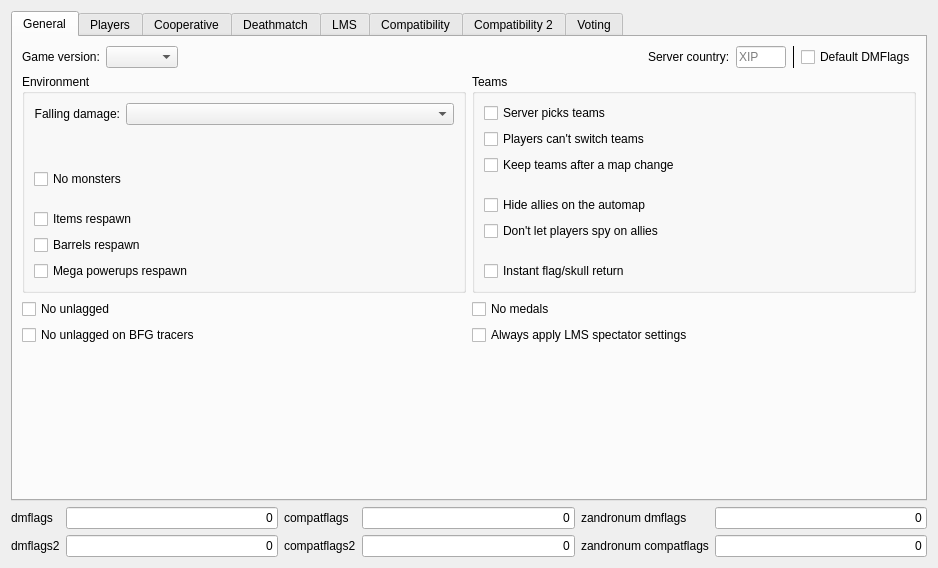
DoomseekerTeam/Doomseeker, file src/plugins/zandronum/createserverdialogpages/flagspage.ui: the form before one commit.
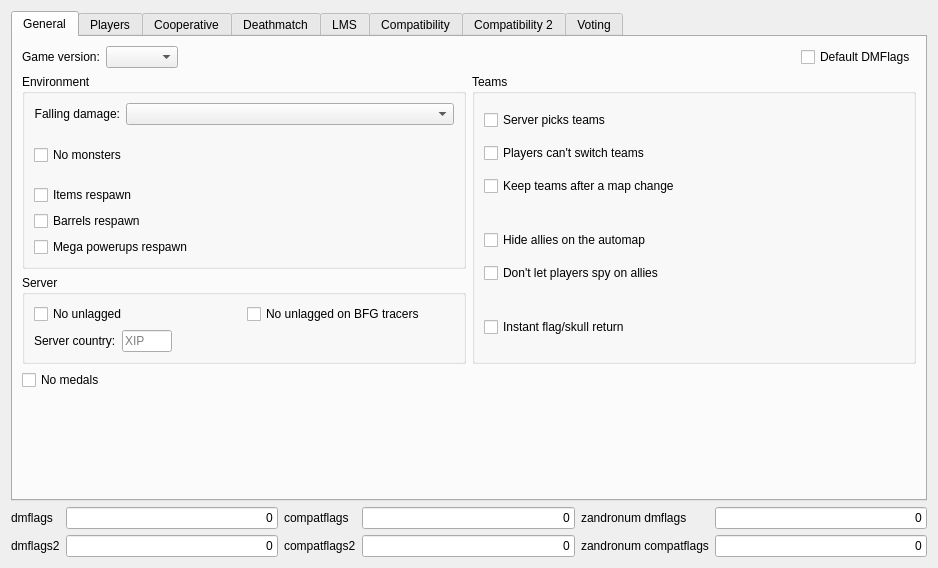
The form after the commit. Custom widgets are drawn as their Qt base class.

Commit message:
Zandronum: clean-up the layout of the Create Game box
- Move the "Always apply LMS spectator settings" to the LMS tab
- Cooperative tab: items shifted around to group boxes
- General tab: group the server options in a "Server" group box

What changed in the file:
```diff
--- a/src/plugins/zandronum/createserverdialogpages/flagspage.ui
+++ b/src/plugins/zandronum/createserverdialogpages/flagspage.ui
@@ -62,63 +62,6 @@
             </property>
            </spacer>
           </item>
-          <item>
-           <widget class="QWidget" name="serverCountryPanel" native="true">
-            <layout class="QHBoxLayout" name="horizontalLayout_9">
-             <property name="leftMargin">
-              <number>0</number>
-             </property>
-             <property name="topMargin">
-              <number>0</number>
-             </property>
-             <property name="rightMargin">
-              <number>0</number>
-             </property>
-             <property name="bottomMargin">
-              <number>0</number>
-             </property>
-             <item>
-              <widget class="QLabel" name="label_18">
-               <property name="text">
-                <string>Server country:</string>
-               </property>
-              </widget>
-             </item>
-             <item>
-              <widget class="QLineEdit" name="leServerCountry">
-               <property name="sizePolicy">
-                <sizepolicy hsizetype="Minimum" vsizetype="Fixed">
-                 <horstretch>0</horstretch>
-                 <verstretch>0</verstretch>
-                </sizepolicy>
-               </property>
-               <property name="maximumSize">
-                <size>
-                 <width>50</width>
-                 <height>16777215</height>
-                </size>
-               </property>
-               <property name="toolTip">
-                <string>&lt;html&gt;&lt;head/&gt;&lt;body&gt;&lt;p&gt;Zandronum 3.1 introduces the ability to server hosts to specify the country their server is located in via a new CVAR, &lt;span style=&quot; font-family:'monospace';&quot;&gt;sv_country&lt;/span&gt;. This was introduced to allow hosts to combat the inaccuracies of IP geolocation that launchers rely on. This value is specified to launchers via the new &lt;span style=&quot; font-family:'monospace';&quot;&gt;SQF2_COUNTRY&lt;/span&gt; field, which can have the following values: &lt;/p&gt;&lt;ul style=&quot;margin-top: 0px; margin-bottom: 0px; margin-left: 0px; margin-right: 0px; -qt-list-indent: 1;&quot;&gt;&lt;li style=&quot; margin-top:12px; margin-bottom:0px; margin-left:0px; margin-right:0px; -qt-block-indent:0; text-indent:0px;&quot;&gt;&lt;span style=&quot; font-weight:600;&quot;&gt;an ISO 3166-1 alpha-3 country code.&lt;/span&gt; Note that Zandronum doesn't validate whether the country code supplied in &lt;span style=&quot; font-family:'monospace';&quot;&gt;sv_country&lt;/span&gt; is a registered country code. If the launcher does not recognise the given code, then it should display the server's country as unknown.&lt;/li&gt;&lt;li style=&quot; margin-top:0px; margin-bottom:0px; margin-left:0px; margin-right:0px; -qt-block-indent:0; text-indent:0px;&quot;&gt;&lt;span style=&quot; font-weight:600;&quot;&gt;the value &lt;/span&gt;&lt;span style=&quot; font-family:'monospace'; font-weight:600;&quot;&gt;XIP&lt;/span&gt;, which suggests to the launcher that it should attempt IP geolocation to determine the server's country. The default value of &lt;span style=&quot; font-family:'monospace';&quot;&gt;sv_country&lt;/span&gt; will cause it to return this by default, to preserve existing behaviour and make it easier for casual hosts. If geolocation is unsupported, disabled, or fails, then the server's country should be displayed as unknown.&lt;/li&gt;&lt;li style=&quot; margin-top:0px; margin-bottom:12px; margin-left:0px; margin-right:0px; -qt-block-indent:0; text-indent:0px;&quot;&gt;&lt;span style=&quot; font-weight:600;&quot;&gt;the value &lt;/span&gt;&lt;span style=&quot; font-family:'monospace'; font-weight:600;&quot;&gt;XUN&lt;/span&gt;, in which case the launcher should display the server's country as unknown.&lt;/li&gt;&lt;/ul&gt;&lt;/body&gt;&lt;/html&gt;</string>
-               </property>
-               <property name="placeholderText">
-                <string>XIP</string>
-               </property>
-              </widget>
-             </item>
-            </layout>
-           </widget>
-          </item>
-          <item>
-           <widget class="Line" name="line">
-            <property name="frameShadow">
-             <enum>QFrame::Plain</enum>
-            </property>
-            <property name="orientation">
-             <enum>Qt::Vertical</enum>
-            </property>
-           </widget>
-          </item>
           <item>
            <widget class="QCheckBox" name="cbDefaultDmflags">
             <property name="toolTip">
@@ -140,6 +83,8 @@
        <item>
         <layout class="QHBoxLayout" name="horizontalLayout">
          <item>
+          <layout class="QVBoxLayout" name="verticalLayout_34">
+           <item>
           <widget class="QGroupBox" name="groupBox">
            <property name="title">
             <string>Environment</string>
@@ -232,6 +177,88 @@
           </widget>
          </item>
          <item>
+            <widget class="QGroupBox" name="groupBox_17">
+             <property name="title">
+              <string>Server</string>
+             </property>
+             <layout class="QVBoxLayout" name="verticalLayout_35">
+              <item>
+               <layout class="QGridLayout" name="gridLayout_7">
+                <item row="0" column="0">
+                 <widget class="QCheckBox" name="cbNoUnlagged">
+                  <property name="toolTip">
+                   <string>Don't use ping-based backwards reconciliation for player-fired hitscans and rails.</string>
+                  </property>
+                  <property name="text">
+                   <string>No unlagged</string>
+                  </property>
+                 </widget>
+                </item>
+                <item row="0" column="1">
+                 <widget class="QCheckBox" name="cbNoUnlaggedBfgTracers">
+                  <property name="toolTip">
+                   <string>&lt;html&gt;&lt;head/&gt;&lt;body&gt;&lt;p&gt;Don't use backwards reconcilation for the hitscan tracers fired from the BFG9000.&lt;/p&gt;&lt;/body&gt;&lt;/html&gt;</string>
+                  </property>
+                  <property name="text">
+                   <string>No unlagged on BFG tracers</string>
+                  </property>
+                 </widget>
+                </item>
+               </layout>
+              </item>
+              <item>
+               <widget class="QWidget" name="serverCountryPanel" native="true">
+                <layout class="QFormLayout" name="formLayout_5">
+                 <property name="leftMargin">
+                  <number>0</number>
+                 </property>
+                 <property name="topMargin">
+                  <number>0</number>
+                 </property>
+                 <property name="rightMargin">
+                  <number>0</number>
+                 </property>
+                 <property name="bottomMargin">
+                  <number>0</number>
+                 </property>
+                 <item row="0" column="0">
+                  <widget class="QLabel" name="label_18">
+                   <property name="text">
+                    <string>Server country:</string>
+                   </property>
+                  </widget>
+                 </item>
+                 <item row="0" column="1">
+                  <widget class="QLineEdit" name="leServerCountry">
+                   <property name="sizePolicy">
+                    <sizepolicy hsizetype="Minimum" vsizetype="Fixed">
+                     <horstretch>0</horstretch>
+                     <verstretch>0</verstretch>
+                    </sizepolicy>
+                   </property>
+                   <property name="maximumSize">
+                    <size>
+                     <width>50</width>
+                     <height>16777215</height>
+                    </size>
+                   </property>
+                   <property name="toolTip">
+                    <string>&lt;html&gt;&lt;head/&gt;&lt;body&gt;&lt;p&gt;Zandronum 3.1 introduces the ability to server hosts to specify the country their server is located in via a new CVAR, &lt;span style=&quot; font-family:'monospace';&quot;&gt;sv_country&lt;/span&gt;. This was introduced to allow hosts to combat the inaccuracies of IP geolocation that launchers rely on. This value is specified to launchers via the new &lt;span style=&quot; font-family:'monospace';&quot;&gt;SQF2_COUNTRY&lt;/span&gt; field, which can have the following values: &lt;/p&gt;&lt;ul style=&quot;margin-top: 0px; margin-bottom: 0px; margin-left: 0px; margin-right: 0px; -qt-list-indent: 1;&quot;&gt;&lt;li style=&quot; margin-top:12px; margin-bottom:0px; margin-left:0px; margin-right:0px; -qt-block-indent:0; text-indent:0px;&quot;&gt;&lt;span style=&quot; font-weight:600;&quot;&gt;an ISO 3166-1 alpha-3 country code.&lt;/span&gt; Note that Zandronum doesn't validate whether the country code supplied in &lt;span style=&quot; font-family:'monospace';&quot;&gt;sv_country&lt;/span&gt; is a registered country code. If the launcher does not recognise the given code, then it should display the server's country as unknown.&lt;/li&gt;&lt;li style=&quot; margin-top:0px; margin-bottom:0px; margin-left:0px; margin-right:0px; -qt-block-indent:0; text-indent:0px;&quot;&gt;&lt;span style=&quot; font-weight:600;&quot;&gt;the value &lt;/span&gt;&lt;span style=&quot; font-family:'monospace'; font-weight:600;&quot;&gt;XIP&lt;/span&gt;, which suggests to the launcher that it should attempt IP geolocation to determine the server's country. The default value of &lt;span style=&quot; font-family:'monospace';&quot;&gt;sv_country&lt;/span&gt; will cause it to return this by default, to preserve existing behaviour and make it easier for casual hosts. If geolocation is unsupported, disabled, or fails, then the server's country should be displayed as unknown.&lt;/li&gt;&lt;li style=&quot; margin-top:0px; margin-bottom:12px; margin-left:0px; margin-right:0px; -qt-block-indent:0; text-indent:0px;&quot;&gt;&lt;span style=&quot; font-weight:600;&quot;&gt;the value &lt;/span&gt;&lt;span style=&quot; font-family:'monospace'; font-weight:600;&quot;&gt;XUN&lt;/span&gt;, in which case the launcher should display the server's country as unknown.&lt;/li&gt;&lt;/ul&gt;&lt;/body&gt;&lt;/html&gt;</string>
+                   </property>
+                   <property name="placeholderText">
+                    <string>XIP</string>
+                   </property>
+                  </widget>
+                 </item>
+                </layout>
+               </widget>
+              </item>
+             </layout>
+            </widget>
+           </item>
+          </layout>
+         </item>
+         <item>
           <widget class="QGroupBox" name="groupBox_2">
            <property name="title">
             <string>Teams</string>
@@ -328,36 +355,6 @@
            </property>
           </widget>
          </item>
-         <item row="0" column="0">
-          <widget class="QCheckBox" name="cbNoUnlagged">
-           <property name="toolTip">
-            <string>Don't use ping-based backwards reconciliation for player-fired hitscans and rails.</string>
-           </property>
-           <property name="text">
-            <string>No unlagged</string>
-           </property>
-          </widget>
-         </item>
-         <item row="1" column="1">
-          <widget class="QCheckBox" name="cbAlwaysApplyLMSSpectatorSettings">
-           <property name="toolTip">
-            <string>Apply lmsspectatorsettings in all game modes.</string>
-           </property>
-           <property name="text">
-            <string>Always apply LMS spectator settings</string>
-           </property>
-          </widget>
-         </item>
-         <item row="1" column="0">
-          <widget class="QCheckBox" name="cbNoUnlaggedBfgTracers">
-           <property name="toolTip">
-            <string>&lt;html&gt;&lt;head/&gt;&lt;body&gt;&lt;p&gt;Don't use backwards reconcilation for the hitscan tracers fired from the BFG9000.&lt;/p&gt;&lt;/body&gt;&lt;/html&gt;</string>
-           </property>
-           <property name="text">
-            <string>No unlagged on BFG tracers</string>
-           </property>
-          </widget>
-         </item>
         </layout>
        </item>
        <item>
@@ -1427,6 +1424,81 @@
              </layout>
             </widget>
            </item>
+           <item>
+            <widget class="QGroupBox" name="groupBox_5">
+             <property name="title">
+              <string>LMS flags</string>
+             </property>
+             <layout class="QVBoxLayout" name="verticalLayout_8">
+              <item>
+               <widget class="QCheckBox" name="cbAlwaysApplyLMSSpectatorSettings">
+                <property name="toolTip">
+                 <string>&lt;html&gt;&lt;head/&gt;&lt;body&gt;&lt;p&gt;Apply lmsspectatorsettings in all game modes, not only in LMS.&lt;/p&gt;&lt;/body&gt;&lt;/html&gt;</string>
+                </property>
+                <property name="text">
+                 <string>Always apply LMS spectator settings</string>
+                </property>
+               </widget>
+              </item>
+              <item>
+               <layout class="QFormLayout" name="formLayout_4">
+                <property name="labelAlignment">
+                 <set>Qt::AlignRight|Qt::AlignTrailing|Qt::AlignVCenter</set>
+                </property>
+                <property name="formAlignment">
+                 <set>Qt::AlignLeading|Qt::AlignLeft|Qt::AlignTop</set>
+                </property>
+                <item row="1" column="1">
+                 <widget class="QLineEdit" name="leLMSSpectatorSettings">
+                  <property name="maximumSize">
+                   <size>
+                    <width>100</width>
+                    <height>16777215</height>
+                   </size>
+                  </property>
+                  <property name="text">
+                   <string>0</string>
+                  </property>
+                  <property name="alignment">
+                   <set>Qt::AlignRight|Qt::AlignTrailing|Qt::AlignVCenter</set>
+                  </property>
+                 </widget>
+                </item>
+                <item row="1" column="0">
+                 <widget class="QLabel" name="label_11">
+                  <property name="text">
+                   <string>lmsspectatorsettings:</string>
+                  </property>
+                 </widget>
+                </item>
+                <item row="0" column="1">
+                 <widget class="QLineEdit" name="leLMSAllowedWeapons">
+                  <property name="maximumSize">
+                   <size>
+                    <width>100</width>
+                    <height>16777215</height>
+                   </size>
+                  </property>
+                  <property name="text">
+                   <string>0</string>
+                  </property>
+                  <property name="alignment">
+                   <set>Qt::AlignRight|Qt::AlignTrailing|Qt::AlignVCenter</set>
+                  </property>
+                 </widget>
+                </item>
+                <item row="0" column="0">
+                 <widget class="QLabel" name="label_10">
+                  <property name="text">
+                   <string>lmsallowedweapons:</string>
+                  </property>
+                 </widget>
+                </item>
+               </layout>
+              </item>
+             </layout>
+            </widget>
+           </item>
            <item>
             <spacer name="verticalSpacer_5">
              <property name="orientation">
```
Left out of the diff: 333 changed lines with no effect on the pictures. Lines whose indentation alone changed are shown as unchanged. The commit also changes 1 other file.
